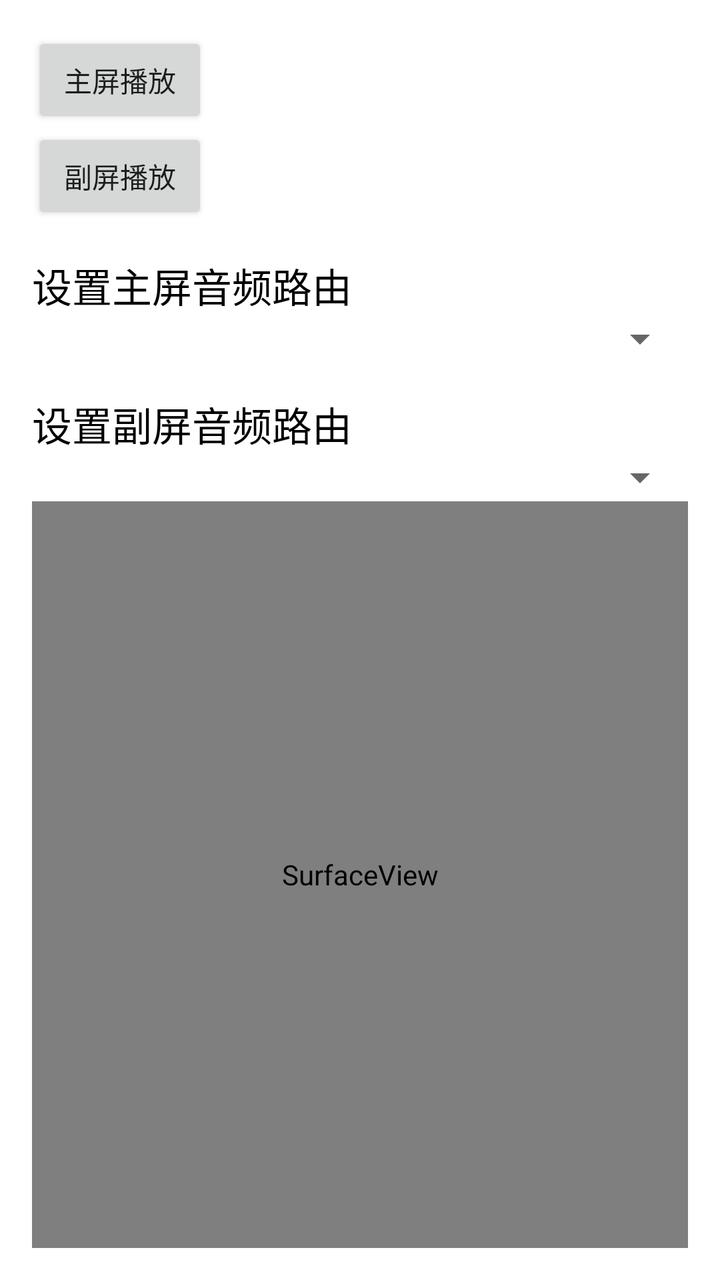
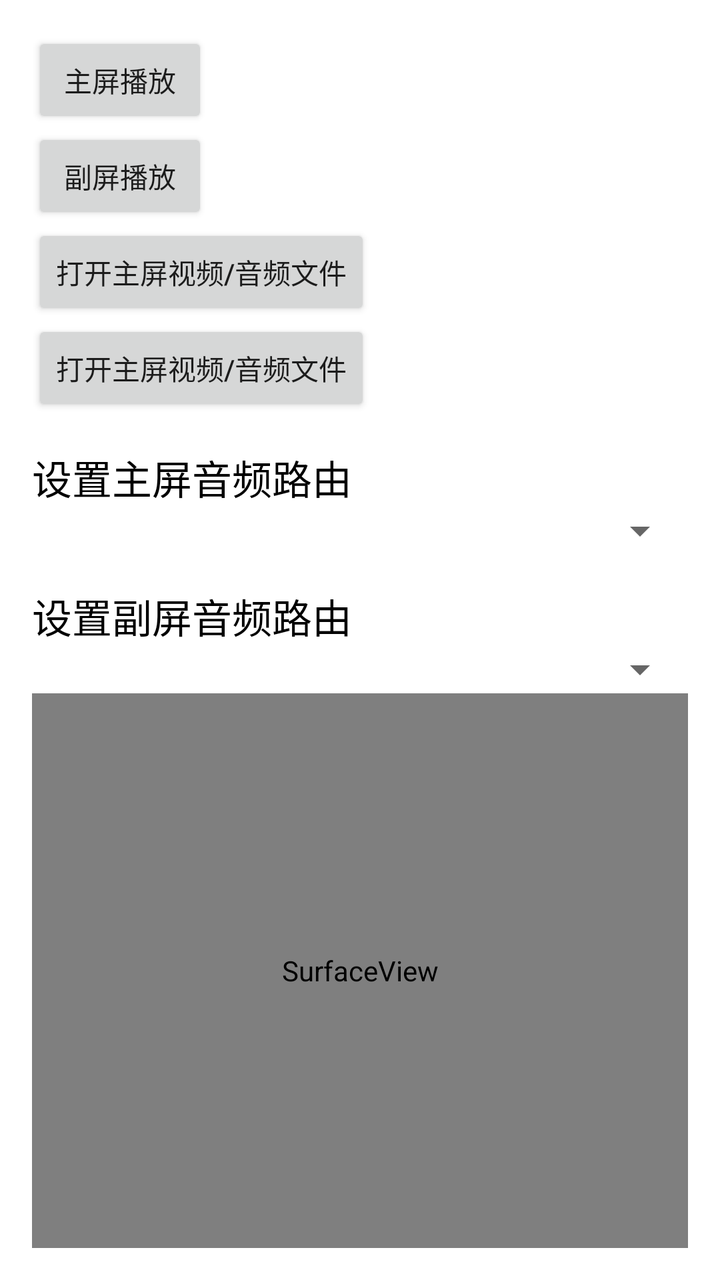

Two renders of the same Android screen: before a commit and after it. Below are the layout's source before the change and the commit's diff.
<!-- AndroidManifest.xml: application theme Theme.DualScreenAndSound -->
<!-- res/layout/activity_main.xml -->
<?xml version="1.0" encoding="utf-8"?>
<LinearLayout xmlns:android="http://schemas.android.com/apk/res/android"
    android:layout_width="match_parent"
    android:layout_height="match_parent"
    android:orientation="vertical"
    android:padding="16dp">
    
    <Button
        android:id="@+id/btn_displaymanager"
        android:layout_width="wrap_content"
        android:layout_height="wrap_content"
        android:text="@string/displaymanager" />

    <Button
        android:id="@+id/btn_presentation_displaymanager"
        android:layout_width="wrap_content"
        android:layout_height="wrap_content"
        android:text="@string/presentation_displaymanager" />

















    <TextView
        android:layout_width="wrap_content"
        android:layout_height="wrap_content"
        android:text="设置主屏音频路由"
        android:layout_marginTop="16dp"
        android:textColor="#000000"
        android:textSize="20sp" />
    <Spinner
        android:id="@+id/spinner_audio_devices"
        android:layout_width="match_parent"
        android:layout_height="wrap_content"/>
    <TextView
        android:layout_width="wrap_content"
        android:layout_height="wrap_content"
        android:text="设置副屏音频路由"
        android:layout_marginTop="16dp"
        android:textColor="#000000"
        android:textSize="20sp" />
    <Spinner
        android:id="@+id/spinner_audio_presentation_devices"
        android:layout_width="match_parent"
        android:layout_height="wrap_content" />

    <SurfaceView
        android:id="@+id/surfaceView"
        android:layout_width="match_parent"
        android:layout_height="match_parent" />

</LinearLayout>
<!-- resources referenced by this layout -->
<resources>
  <string name="displaymanager">主屏播放</string>
  <string name="presentation_displaymanager">副屏播放</string>
  <style name="Theme.DualScreenAndSound" parent="Theme.MaterialComponents.DayNight.DarkActionBar">
          
          <item name="colorPrimary">@color/purple_500</item>
          <item name="colorPrimaryVariant">@color/purple_700</item>
          <item name="colorOnPrimary">@color/white</item>
          
          <item name="colorSecondary">@color/teal_200</item>
          <item name="colorSecondaryVariant">@color/teal_700</item>
          <item name="colorOnSecondary">@color/black</item>
          
          <item name="android:statusBarColor">?attr/colorPrimaryVariant</item>
          
      </style>
  <color name="purple_500">#FF6200EE</color>
  <color name="purple_700">#FF3700B3</color>
  <color name="white">#FFFFFFFF</color>
  <color name="teal_200">#FF03DAC5</color>
  <color name="teal_700">#FF018786</color>
  <color name="black">#FF000000</color>
</resources>

<!-- the commit's change to res/layout/activity_main.xml (unified diff, before → after) -->
@@ -16,11 +16,17 @@
         android:layout_width="wrap_content"
         android:layout_height="wrap_content"
         android:text="@string/presentation_displaymanager" />
+    <Button
+        android:id="@+id/btn_selectfile"
+        android:layout_width="wrap_content"
+        android:layout_height="wrap_content"
+        android:text="@string/btn_selectfile" />
 
-
-
-
-
+    <Button
+        android:id="@+id/btn_presentation_selectfile"
+        android:layout_width="wrap_content"
+        android:layout_height="wrap_content"
+        android:text="@string/btn_selectfile" />
 
 
 
<!-- resource entries referenced after the edit -->
@@ -1,5 +1,6 @@
 <!-- resources referenced by this layout -->
 <resources>
+  <string name="btn_selectfile">打开主屏视频/音频文件</string>
   <string name="displaymanager">主屏播放</string>
   <string name="presentation_displaymanager">副屏播放</string>
   <style name="Theme.DualScreenAndSound" parent="Theme.MaterialComponents.DayNight.DarkActionBar">
